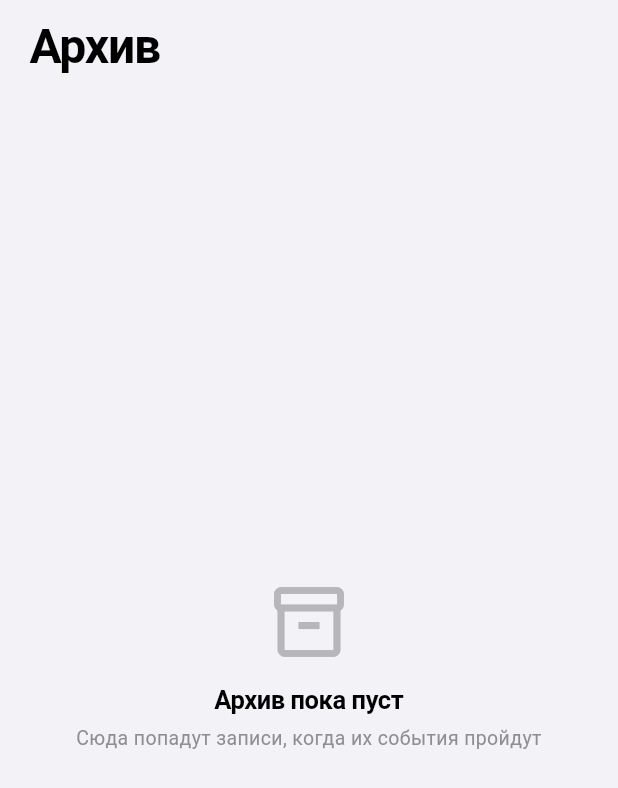
After one commit to Vibe-Moments-Technologies/mirea-career-app, a Flutter app: the ArchiveScreen screen opened directly, on a phone screen of 412 x 824 dp. The commit adds this screen. Shown: the top 788 px of the screen. Run offline on Flutter 3.47's test engine with Material 3 defaults, Android fonts, the phone set to English and light mode, and no system bars; our stand-ins replace flutter_riverpod, sentry_flutter, shared_preferences, supabase_flutter; accounts and stored records are empty.

Commit message:
feat: Каталог убран из дока в пользу Архива; лента и каталог — только актуальное

```diff
--- /dev/null
+++ b/app/lib/screens/archive/archive_screen.dart
@@ -0,0 +1,149 @@
+import 'package:flutter/material.dart';
+import 'package:flutter_riverpod/flutter_riverpod.dart';
+
+import '../../core/app_route.dart';
+import '../../core/theme/app_theme.dart';
+import '../../core/widgets/app_scroll.dart';
+import '../../core/widgets/list_tail.dart';
+import '../../core/widgets/post_card.dart';
+import '../../core/widgets/reveal_on_mount.dart';
+import '../../core/widgets/screen_header.dart';
+import '../../data/models.dart';
+import '../../state/feed_filters.dart';
+import '../../state/providers.dart';
+import '../post/post_detail_screen.dart';
+
+/// Архив: записи, чьё событие уже прошло (по часам телефона).
+///
+/// Дубликат ленты по времени, а не «второй каталог»: главная и каталог
+/// показывают только актуальное, сюда уходит всё, чьё событие уже прошло.
+/// Записи без даты события остаются в ленте — истёкшими они не считаются.
+class ArchiveScreen extends ConsumerStatefulWidget {
+  const ArchiveScreen({super.key});
+
+  @override
+  ConsumerState<ArchiveScreen> createState() => _ArchiveScreenState();
+}
+
+class _ArchiveScreenState extends ConsumerState<ArchiveScreen> {
+  /// Блочная подгрузка, как в каталоге: архив за сезон бывает длинным.
+  static const _pageSize = 20;
+  int _visible = _pageSize;
+
+  @override
+  Widget build(BuildContext context) {
+    final feed = ref.watch(feedProvider);
+    final favorites = ref.watch(favoritesProvider);
+    final pad = AppInsets.horizontal(MediaQuery.sizeOf(context).width);
+
+    final posts = archiveOnly(feed.posts);
+    final shown = posts.take(_visible).toList();
+    final loading = feed.loading && feed.posts.isEmpty;
+
+    return Scaffold(
+      body: RefreshIndicator(
+        // Свайп сверху вниз: архив отстаёт от ленты, когда модерация
+        // публикует новые записи с прошедшей датой.
+        onRefresh: () => ref.read(feedProvider.notifier).refresh(),
+        child: CustomScrollView(
+          physics: AppScroll.refreshable,
+          slivers: [
+            const SliverToBoxAdapter(
+              child: ScreenHeader(title: 'Архив', bottom: 10),
+            ),
+            // Первая загрузка: скелетоны, а не «ничего не нашлось».
+            if (loading)
+              SliverPadding(
+                padding: EdgeInsets.fromLTRB(pad, 8, pad, 0),
+                sliver: SliverList.separated(
+                  itemCount: 4,
+                  separatorBuilder: (_, _) => const SizedBox(height: 10),
+                  itemBuilder: (_, _) => const PostCardSkeleton(),
+                ),
+              )
+            else if (posts.isEmpty)
+              const SliverFillRemaining(
+                hasScrollBody: false,
+                child: _EmptyArchive(),
+              )
+            else ...[
+              SliverPadding(
+                padding: EdgeInsets.fromLTRB(pad, 8, pad, 0),
+                sliver: SliverList.separated(
+                  itemCount: shown.length,
+                  separatorBuilder: (_, _) => const SizedBox(height: 10),
+                  // Появление карточек внахлёст — как на главной.
+                  itemBuilder: (_, i) => RevealOnMount(
+                    child: _card(shown[i], favorites),
+                  ),
+                ),
+              ),
+              SliverToBoxAdapter(
+                child: Padding(
+                  padding: EdgeInsets.fromLTRB(
+                    pad,
+                    16,
+                    pad,
+                    AppInsets.scrollBottom(context),
+                  ),
+                  child: ListTail(
+                    hasMore: posts.length > shown.length,
+                    loaded: shown.length,
+                    total: posts.length,
+                    footer: 'Это всё — прошедшие записи закончились',
+                    onMore: () => setState(() => _visible += _pageSize),
+                  ),
+                ),
+              ),
+            ],
+          ],
+        ),
+      ),
+    );
+  }
+
+  Widget _card(Post post, List<String> favorites) => PostCard(
+        post: post,
+        isFavorite: favorites.contains(post.id),
+        onTap: () {
+          // Запрос остаётся: возврат показывает ту же ленту.
+          FocusManager.instance.primaryFocus?.unfocus();
+          Navigator.of(context).push(
+            appRoute(context, PostDetailScreen(post: post)),
+          );
+        },
+        onToggleFavorite: () async {
+          final added = await ref.read(favoritesProvider.notifier).toggle(post.id);
+          await ref.read(metricsProvider).registerFavorite(post.id, added ? 1 : -1);
+        },
+      );
+}
+
+class _EmptyArchive extends StatelessWidget {
+  const _EmptyArchive();
+
+  @override
+  Widget build(BuildContext context) => Center(
+        child: Padding(
+          padding: const EdgeInsets.all(32),
+          child: Column(
+            mainAxisSize: MainAxisSize.min,
+            children: [
+              Icon(
+                Icons.inventory_2_outlined,
+                size: 56,
+                color: AppColors.secondaryLight.withValues(alpha: 0.6),
+              ),
+              const SizedBox(height: 12),
+              Text('Архив пока пуст', style: AppText.headline),
+              const SizedBox(height: 4),
+              Text(
+                'Сюда попадут записи, когда их события пройдут',
+                textAlign: TextAlign.center,
+                style: AppText.footnote.copyWith(color: AppColors.secondaryLight),
+              ),
+            ],
+          ),
+        ),
+      );
+}
--- a/app/lib/screens/root_shell.dart
+++ b/app/lib/screens/root_shell.dart
@@ -4,7 +4,7 @@ import 'package:flutter_riverpod/flutter_riverpod.dart';
 import '../core/dock_visibility.dart';
 import '../core/widgets/glass_dock.dart';
 import '../state/providers.dart';
-import 'catalog/catalog_screen.dart';
+import 'archive/archive_screen.dart';
 import 'favorites/favorites_screen.dart';
 import 'home/home_screen.dart';
 import 'more/more_screen.dart';
@@ -39,7 +39,7 @@ class _RootShellState extends ConsumerState<RootShell>
 
   static const _items = <DockItem>[
     DockItem(Icons.home_rounded, 'Главная'),
-    DockItem(Icons.grid_view_rounded, 'Каталог'),
+    DockItem(Icons.inventory_2_rounded, 'Архив'),
     DockItem(Icons.apartment_rounded, 'Организации'),
     DockItem(Icons.bookmark_rounded, 'Избранное'),
     DockItem(Icons.person_rounded, 'Ещё'),
@@ -85,7 +85,7 @@ class _RootShellState extends ConsumerState<RootShell>
             index: _index,
             children: const [
               HomeScreen(),
-              CatalogScreen(),
+              ArchiveScreen(),
               OrganizationsScreen(),
               FavoritesScreen(),
               MoreScreen(),
```
Also changed, not shown: app/lib/screens/catalog/catalog_screen.dart (+8 -6 lines), app/lib/screens/home/home_screen.dart (+24 -13 lines), app/lib/state/feed_filters.dart (+36 -4 lines), 2 other files.
